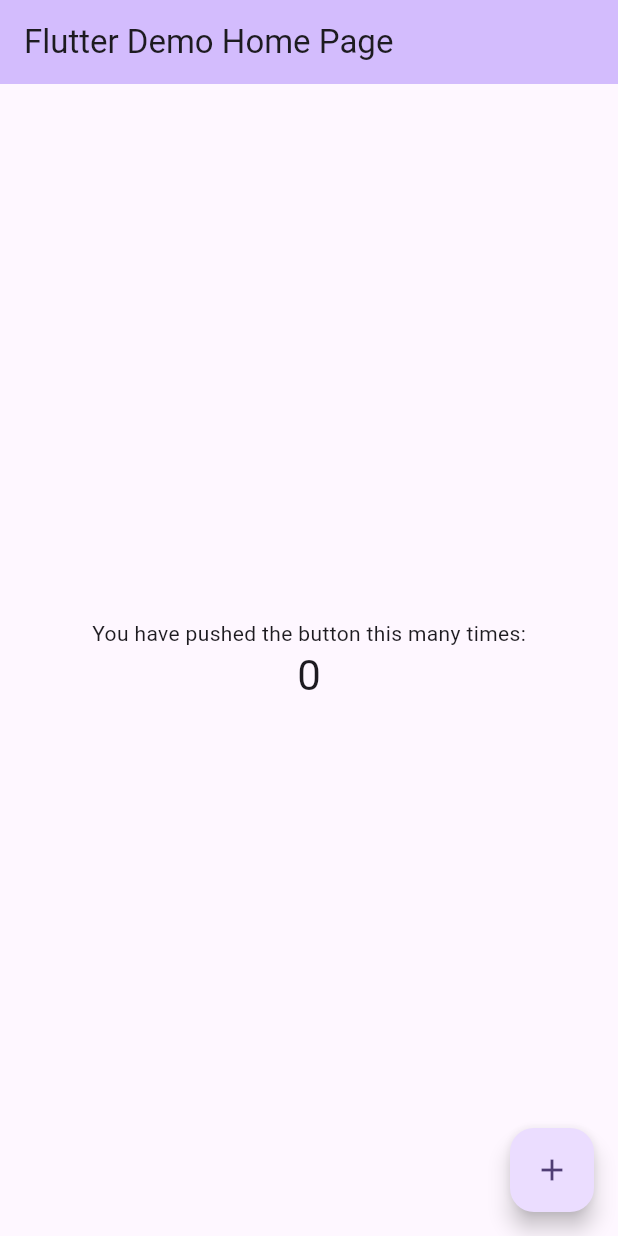
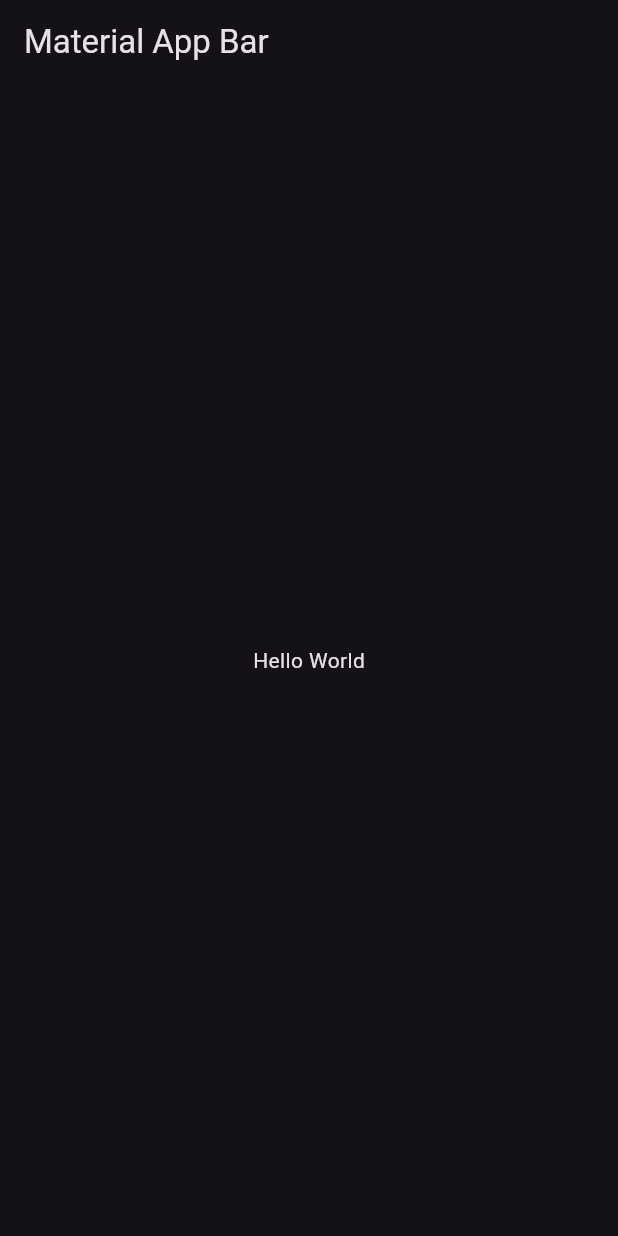
Before and after one commit to eacardenase/flutter-tiktok, a Flutter app: the screen it shows after launch, on a phone screen of 412 x 824 dp. Run offline on Flutter 3.47's test engine with Material 3 defaults, Android fonts, the phone set to English and light mode, and no system bars.

Commit message:
feat: setup dark theme

```diff
--- /dev/null
+++ b/lib/config/theme/app_theme.dart
@@ -0,0 +1,7 @@
+import 'package:flutter/material.dart';
+
+class AppTheme {
+  ThemeData getTheme() => ThemeData(
+        brightness: Brightness.dark,
+      );
+}
--- a/lib/main.dart
+++ b/lib/main.dart
@@ -1,125 +1,26 @@
 import 'package:flutter/material.dart';
 
-void main() {
-  runApp(const MyApp());
-}
+import 'package:tiktok/config/theme/app_theme.dart';
 
-class MyApp extends StatelessWidget {
-  const MyApp({super.key});
+void main() => runApp(const App());
 
-  // This widget is the root of your application.
+class App extends StatelessWidget {
+  const App({super.key});
+
   @override
   Widget build(BuildContext context) {
     return MaterialApp(
-      title: 'Flutter Demo',
-      theme: ThemeData(
-        // This is the theme of your application.
-        //
-        // TRY THIS: Try running your application with "flutter run". You'll see
-        // the application has a purple toolbar. Then, without quitting the app,
-        // try changing the seedColor in the colorScheme below to Colors.green
-        // and then invoke "hot reload" (save your changes or press the "hot
-        // reload" button in a Flutter-supported IDE, or press "r" if you used
-        // the command line to start the app).
-        //
-        // Notice that the counter didn't reset back to zero; the application
-        // state is not lost during the reload. To reset the state, use hot
-        // restart instead.
-        //
-        // This works for code too, not just values: Most code changes can be
-        // tested with just a hot reload.
-        colorScheme: ColorScheme.fromSeed(seedColor: Colors.deepPurple),
-        useMaterial3: true,
+      title: 'Material App',
+      debugShowCheckedModeBanner: false,
+      theme: AppTheme().getTheme(),
+      home: Scaffold(
+        appBar: AppBar(
+          title: const Text('Material App Bar'),
+        ),
+        body: const Center(
+          child: Text('Hello World'),
+        ),
       ),
-      home: const MyHomePage(title: 'Flutter Demo Home Page'),
     );
   }
 }
-
-class MyHomePage extends StatefulWidget {
-  const MyHomePage({super.key, required this.title});
-
-  // This widget is the home page of your application. It is stateful, meaning
-  // that it has a State object (defined below) that contains fields that affect
-  // how it looks.
-
-  // This class is the configuration for the state. It holds the values (in this
-  // case the title) provided by the parent (in this case the App widget) and
-  // used by the build method of the State. Fields in a Widget subclass are
-  // always marked "final".
-
-  final String title;
-
-  @override
-  State<MyHomePage> createState() => _MyHomePageState();
-}
-
-class _MyHomePageState extends State<MyHomePage> {
-  int _counter = 0;
-
-  void _incrementCounter() {
-    setState(() {
-      // This call to setState tells the Flutter framework that something has
-      // changed in this State, which causes it to rerun the build method below
-      // so that the display can reflect the updated values. If we changed
-      // _counter without calling setState(), then the build method would not be
-      // called again, and so nothing would appear to happen.
-      _counter++;
-    });
-  }
-
-  @override
-  Widget build(BuildContext context) {
-    // This method is rerun every time setState is called, for instance as done
-    // by the _incrementCounter method above.
-    //
-    // The Flutter framework has been optimized to make rerunning build methods
-    // fast, so that you can just rebuild anything that needs updating rather
-    // than having to individually change instances of widgets.
-    return Scaffold(
-      appBar: AppBar(
-        // TRY THIS: Try changing the color here to a specific color (to
-        // Colors.amber, perhaps?) and trigger a hot reload to see the AppBar
-        // change color while the other colors stay the same.
-        backgroundColor: Theme.of(context).colorScheme.inversePrimary,
-        // Here we take the value from the MyHomePage object that was created by
-        // the App.build method, and use it to set our appbar title.
-        title: Text(widget.title),
-      ),
-      body: Center(
-        // Center is a layout widget. It takes a single child and positions it
-        // in the middle of the parent.
-        child: Column(
-          // Column is also a layout widget. It takes a list of children and
-          // arranges them vertically. By default, it sizes itself to fit its
-          // children horizontally, and tries to be as tall as its parent.
-          //
-          // Column has various properties to control how it sizes itself and
-          // how it positions its children. Here we use mainAxisAlignment to
-          // center the children vertically; the main axis here is the vertical
-          // axis because Columns are vertical (the cross axis would be
-          // horizontal).
-          //
-          // TRY THIS: Invoke "debug painting" (choose the "Toggle Debug Paint"
-          // action in the IDE, or press "p" in the console), to see the
-          // wireframe for each widget.
-          mainAxisAlignment: MainAxisAlignment.center,
-          children: <Widget>[
-            const Text(
-              'You have pushed the button this many times:',
-            ),
-            Text(
-              '$_counter',
-              style: Theme.of(context).textTheme.headlineMedium,
-            ),
-          ],
-        ),
-      ),
-      floatingActionButton: FloatingActionButton(
-        onPressed: _incrementCounter,
-        tooltip: 'Increment',
-        child: const Icon(Icons.add),
-      ), // This trailing comma makes auto-formatting nicer for build methods.
-    );
-  }
-}
```
Also changed, not shown: 1 other file.
